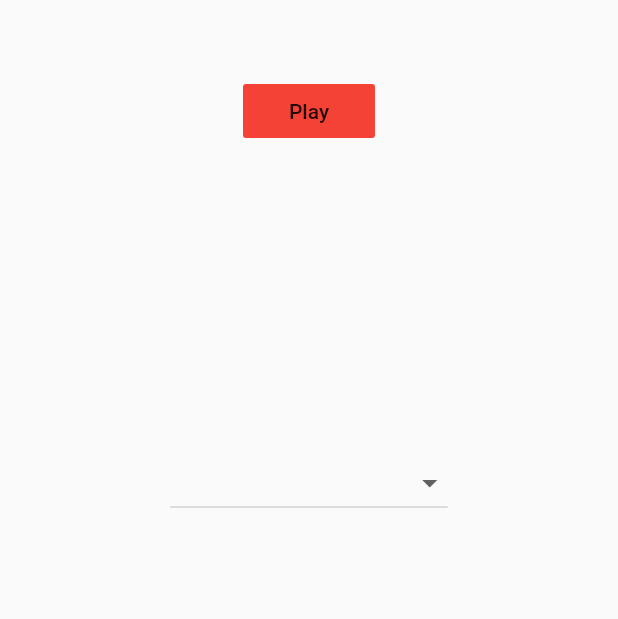
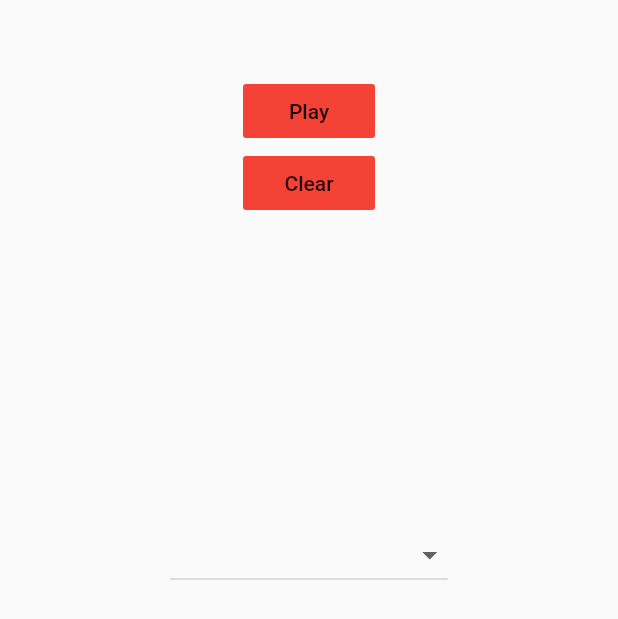
Before and after one commit to ClementVand/Corewar, a Flutter app: the CorewarPage screen opened directly, after a tap on "Play", on a phone screen of 412 x 824 dp. Shown: the top 619 px of the screen. Run offline on Flutter 3.47's test engine with Material 2 defaults, Android fonts, the phone set to English and light mode, and no system bars; our stand-ins replace shared_preferences; accounts and stored records are empty.

Commit message:
[+] SharedPreferences in corewar part of app

```diff
--- a/corewar_app/lib/corewar_page.dart
+++ b/corewar_app/lib/corewar_page.dart
@@ -1,17 +1,44 @@
 import 'package:flutter/material.dart';
+import 'package:shared_preferences/shared_preferences.dart';
 
 class CorewarPage extends StatefulWidget {
   const CorewarPage({Key? key}) : super(key: key);
-  static List listChampion = [""];
+  static List<String> listChampion = [""];
   static String valueChoose = listChampion[0];
 
   _CorewarPageSate createState() => _CorewarPageSate();
 }
 
 class _CorewarPageSate extends State<CorewarPage> {
+  late Future<String> message;
+
+  Future<String> read_string() async {
+    final prefs = await SharedPreferences.getInstance();
+
+    final List<String>? items = prefs.getStringList('Champion');
+
+    if (items != null) {
+      CorewarPage.listChampion = items;
+    } else {
+      CorewarPage.listChampion = [""];
+    }
+    CorewarPage.valueChoose = CorewarPage.listChampion[0];
+    return ("Message");
+  }
+
+  @override
+  void initState() {
+    message = read_string();
+    super.initState();
+  }
 
   void print_selected_champions () {
     print(CorewarPage.valueChoose);
+  }
+
+  void clear_preferences() async {
+    final prefs = await SharedPreferences.getInstance();
+    final success = await prefs.remove('Champion');
   }
 
   @override
@@ -23,7 +50,15 @@ class _CorewarPageSate extends State<CorewarPage> {
             FlatButton(onPressed: () => print_selected_champions(),
               color: Colors.red,
               child: const Text("Play")),
-            Padding(padding: const EdgeInsets.only(top : 200), child : Center(child :
+            FlatButton(onPressed: () => clear_preferences(),
+                color: Colors.red,
+                child: const Text("Clear")),
+            Padding(padding: const EdgeInsets.only(top : 200), child :
+            Center(child :
+                FutureBuilder<String>(
+                    future: message, // a previously-obtained Future<String> or null
+                    builder: (BuildContext context, AsyncSnapshot<String> snapshot) {
+                      return (
             DropdownButton(value : CorewarPage.valueChoose,
                 hint: const Text("No champions created"),
                 onChanged: (newValue) {
@@ -36,7 +71,7 @@ class _CorewarPageSate extends State<CorewarPage> {
                     child: Text(valueItem),
                   );
                 }).toList()
-            ),),)
+            ));})))
           ],
         ),),
       onTap: () {
--- a/corewar_app/pubspec.yaml
+++ b/corewar_app/pubspec.yaml
@@ -36,6 +36,7 @@ dependencies:
   cupertino_icons: ^1.0.2
   path_provider: ^2.0.10
   ffi: ^1.2.1
+  shared_preferences: ^2.0.15
 
 dev_dependencies:
   flutter_test:
```
Also changed, not shown: corewar_app/lib/asm_page.dart (+10 -0 lines), corewar_app/pubspec.lock, 2 other files.
